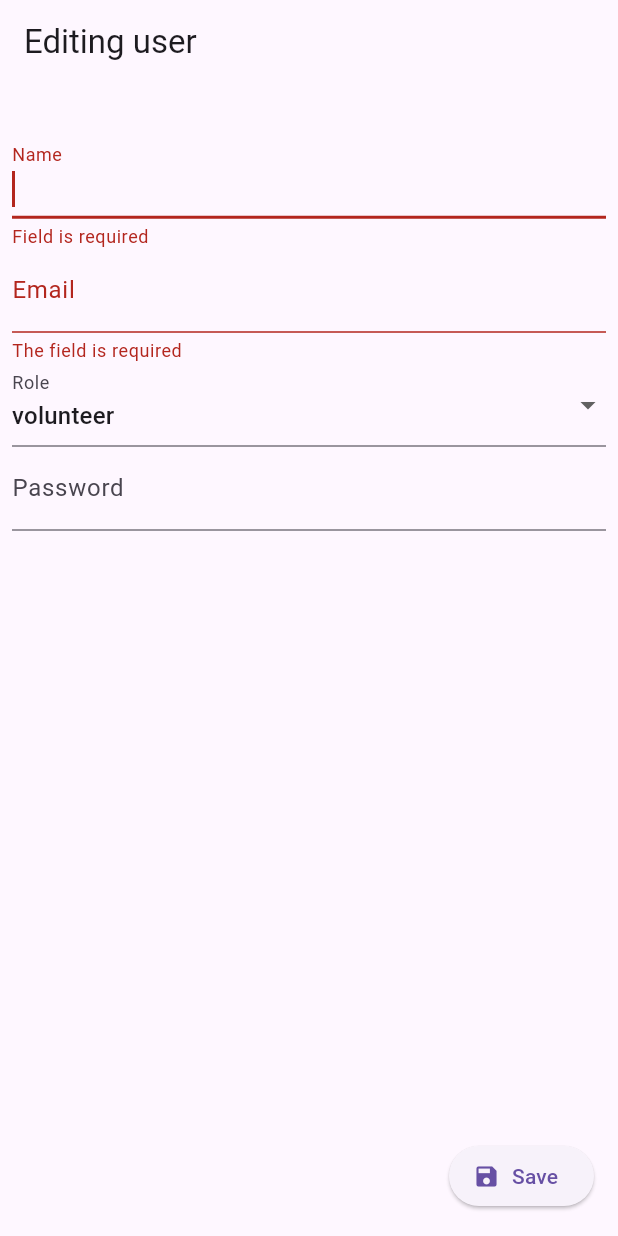
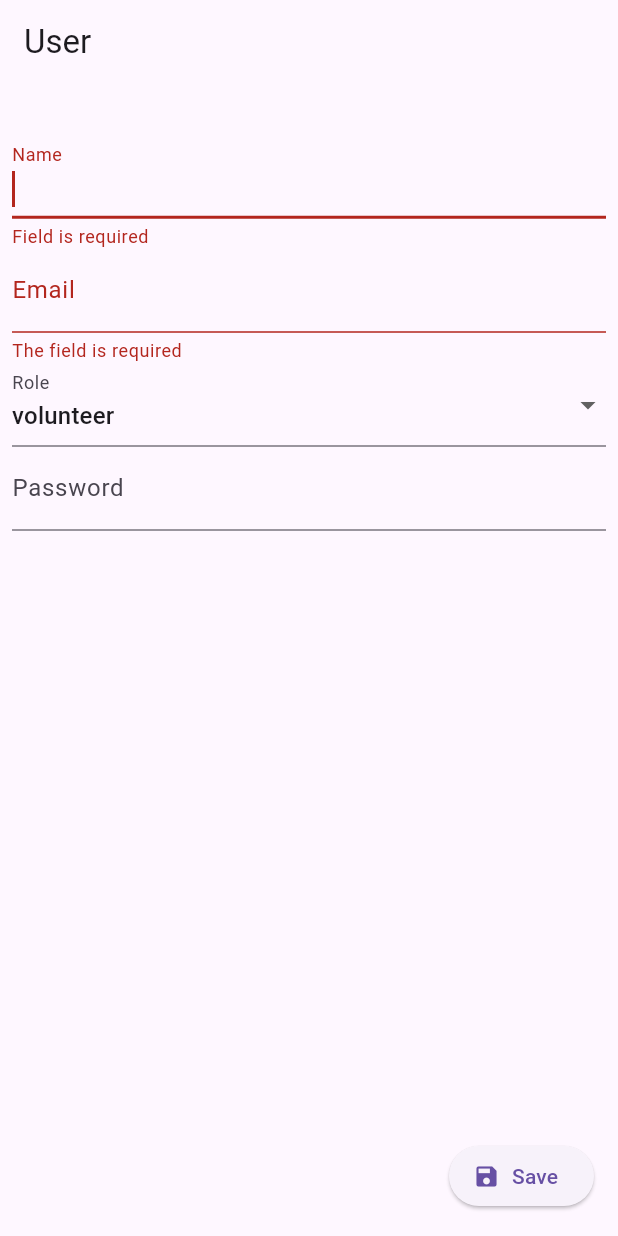
Before and after one commit to mitryp/anthill, a Flutter app: the UserEditor screen opened directly, after a tap on "Save", on a phone screen of 412 x 824 dp. Run offline on Flutter 3.47's test engine with Material 3 defaults, Android fonts, the phone set to English and light mode, and no system bars; our stand-ins replace community_charts_flutter, dio, fast_immutable_collections, flutter_riverpod, form_validator, freezed_annotation and 3 more; missing offline and left inert: flutter_nestjs_paginate, universal_html; generated files the repository leaves out were written again; network calls fail.

Commit message:
Added missing localization

```diff
--- a/anthill_front/lib/src/modules/users/presentation/pages/user_editor.dart
+++ b/anthill_front/lib/src/modules/users/presentation/pages/user_editor.dart
@@ -20,14 +20,16 @@ class UserEditor extends ConsumerStatefulWidget {
     final extra = state.extra;
     final toEdit = extra is UserReadDto ? extra : null;
 
+    final locale = context.locale;
+
     return PageTitle(
-      title: toEdit != null ? 'Edit user' : 'Create user',
+      title: toEdit != null ? locale.pageTitleUserEditorEdit : locale.pageTitleUserEditorCreate,
       child: VisibleFor(
         roles: const {UserRole.admin},
         unauthorizedPlaceholder: Scaffold(
           appBar: AppBar(),
-          body: const Center(
-            child: Text('You are not authorized to see this page'),
+          body: Center(
+            child: Text(locale.notAuthorizedMessage),
           ),
         ),
         child: UserEditor(userToEdit: toEdit),
@@ -90,6 +92,7 @@ class _UserEditorState extends ConsumerState<UserEditor> {
   Widget build(BuildContext context) {
     final size = MediaQuery.of(context).size;
     final UserCreateDto(:name, :email, :role, :password) = _dto;
+    final locale = context.locale;
 
     final roleItems = UserRole.values
         .map(
@@ -115,7 +118,7 @@ class _UserEditorState extends ConsumerState<UserEditor> {
       enabled: _isEditingPassword || !_isEditing,
       onChanged: _onPasswordChanged,
       decoration: InputDecoration(
-        labelText: 'Password',
+        labelText: locale.userEditorPasswordLabel,
         border: _isEditing && _isEditingPassword ? const OutlineInputBorder() : null,
       ),
     );
@@ -126,19 +129,21 @@ class _UserEditorState extends ConsumerState<UserEditor> {
         validator: isRequired(context),
         initialValue: name,
         onChanged: _onNameChanged,
-        decoration: const InputDecoration(labelText: 'Name'),
+        decoration: InputDecoration(labelText: locale.userEditorNameLabel),
       ),
       TextFormField(
-        validator: ValidationBuilder(localeName: 'en').email().build(),
+        validator: ValidationBuilder(localeName: 'en')
+            .email(locale.formValidationMessageNotAnEmail)
+            .build(),
         initialValue: email,
         onChanged: _onEmailChanged,
-        decoration: const InputDecoration(labelText: 'Email'),
+        decoration: InputDecoration(labelText: locale.userEditorEmailLabel),
       ),
       DropdownButtonFormField(
         value: role,
         items: roleItems,
         onChanged: _onRoleChanged,
-        decoration: const InputDecoration(labelText: 'Role'),
+        decoration: InputDecoration(labelText: locale.userEditorRoleLabel),
       ),
       if (!_isEditing)
         passwordField
@@ -147,7 +152,7 @@ class _UserEditorState extends ConsumerState<UserEditor> {
         Row(
           crossAxisAlignment: CrossAxisAlignment.center,
           children: [
-            const Text('Change password'),
+            Text(locale.userEditorChangePasswordCheckboxLabel),
             Checkbox(
               value: _isEditingPassword,
               onChanged: (value) =>
@@ -161,13 +166,13 @@ class _UserEditorState extends ConsumerState<UserEditor> {
 
     return Scaffold(
       appBar: AppBar(
-        title: const Text('Editing user'),
+        title: Text(locale.userEditorTitle),
       ),
       floatingActionButton: ProgressIndicatorButton.icon(
         iconButtonBuilder: ElevatedButton.icon,
         onPressed: _saveUser,
         icon: const Icon(Icons.save),
-        label: const Text('Save'),
+        label: Text(locale.saveButtonLabel),
       ),
       body: PageBody(
         child: Form(
```
Also changed, not shown: anthill_front/lib/l10n/intl_en.arb (+35 -2 lines), anthill_front/lib/src/modules/transactions/presentation/pages/transaction_editor.dart (+23 -11 lines), anthill_front/lib/src/modules/transactions/presentation/pages/transaction_source_selector_page.dart (+6 -5 lines).
